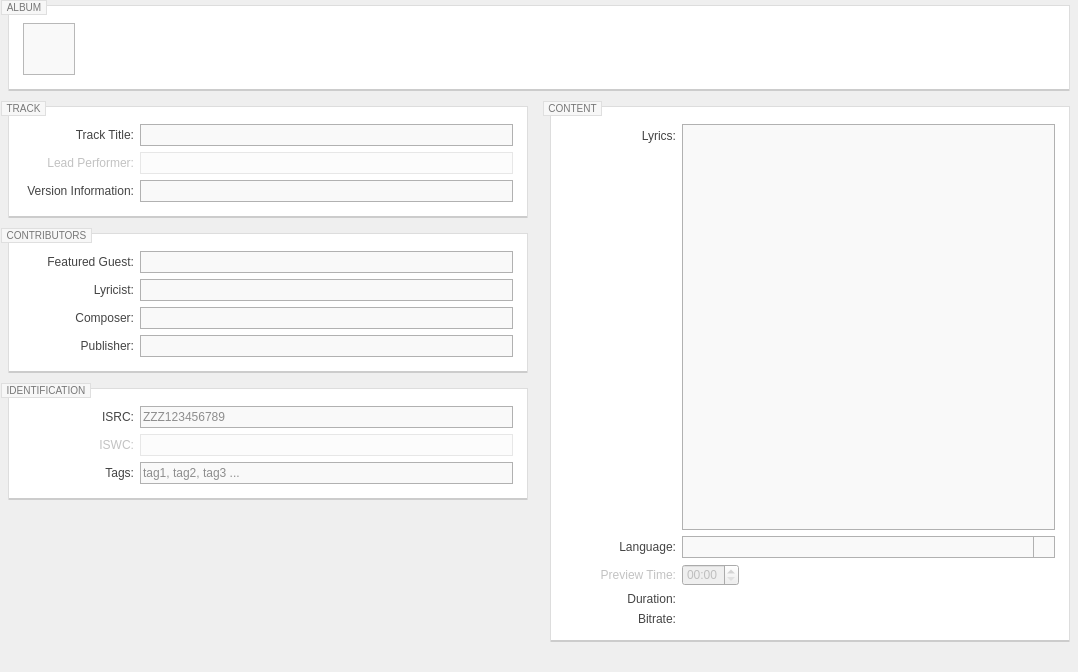
The window that resources/ui/track_page.ui (Iconoclasteinc/tgit) describes before a commit, drawn with Qt 5.
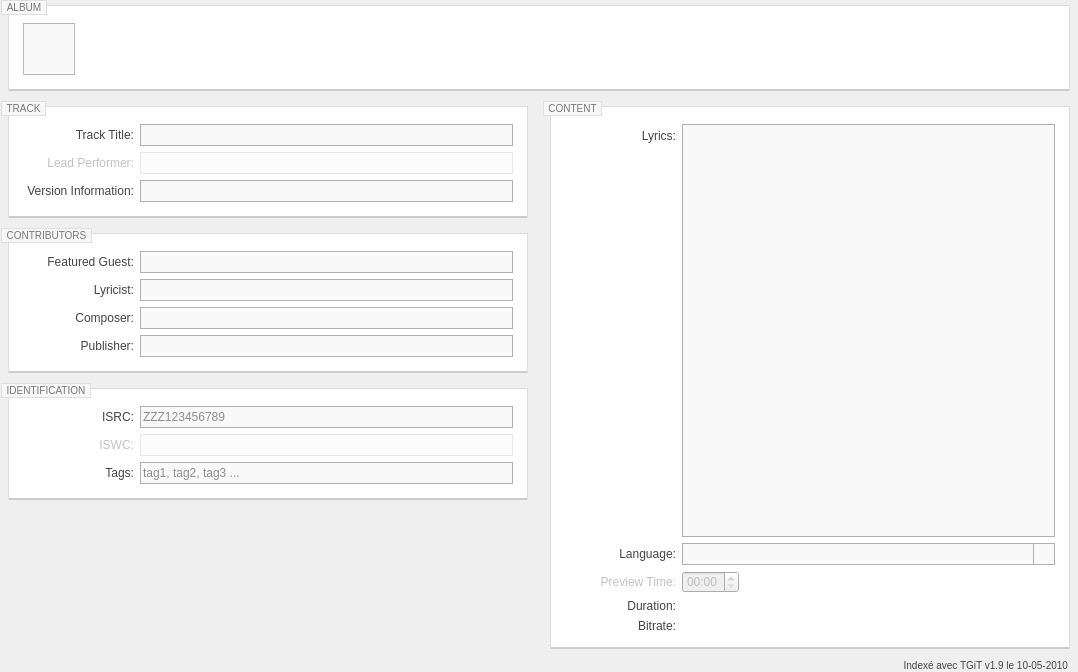
The same window after the commit. Icons and pictures are not drawn. Custom widgets are drawn as their Qt base class.

Commit message: Fix an issue where the software notice would be truncated after tagging has occurred.

```diff
--- a/resources/ui/track_page.ui
+++ b/resources/ui/track_page.ui
@@ -789,29 +789,19 @@
             <property name="bottomMargin">
              <number>0</number>
             </property>
-            <item>
-             <spacer name="horizontalSpacer">
-              <property name="orientation">
-               <enum>Qt::Horizontal</enum>
-              </property>
-              <property name="sizeHint" stdset="0">
-               <size>
-                <width>400</width>
-                <height>20</height>
-               </size>
-              </property>
-             </spacer>
-            </item>
             <item>
              <widget class="QLabel" name="_software_notice">
               <property name="sizePolicy">
-               <sizepolicy hsizetype="Minimum" vsizetype="Minimum">
+               <sizepolicy hsizetype="Expanding" vsizetype="Fixed">
                 <horstretch>0</horstretch>
                 <verstretch>0</verstretch>
                </sizepolicy>
               </property>
               <property name="text">
-               <string/>
+               <string>Indexé avec TGiT v1.9 le 10-05-2010</string>
+              </property>
+              <property name="alignment">
+               <set>Qt::AlignRight|Qt::AlignTrailing|Qt::AlignVCenter</set>
               </property>
              </widget>
             </item>
```
The commit also changes 1 other file.
